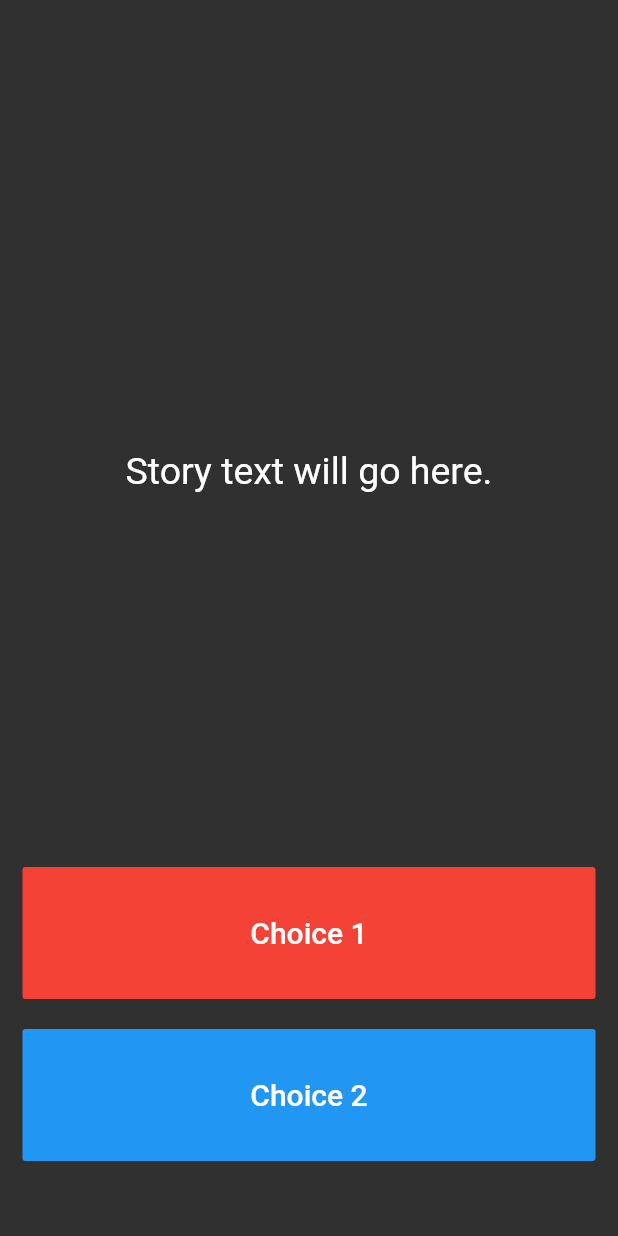
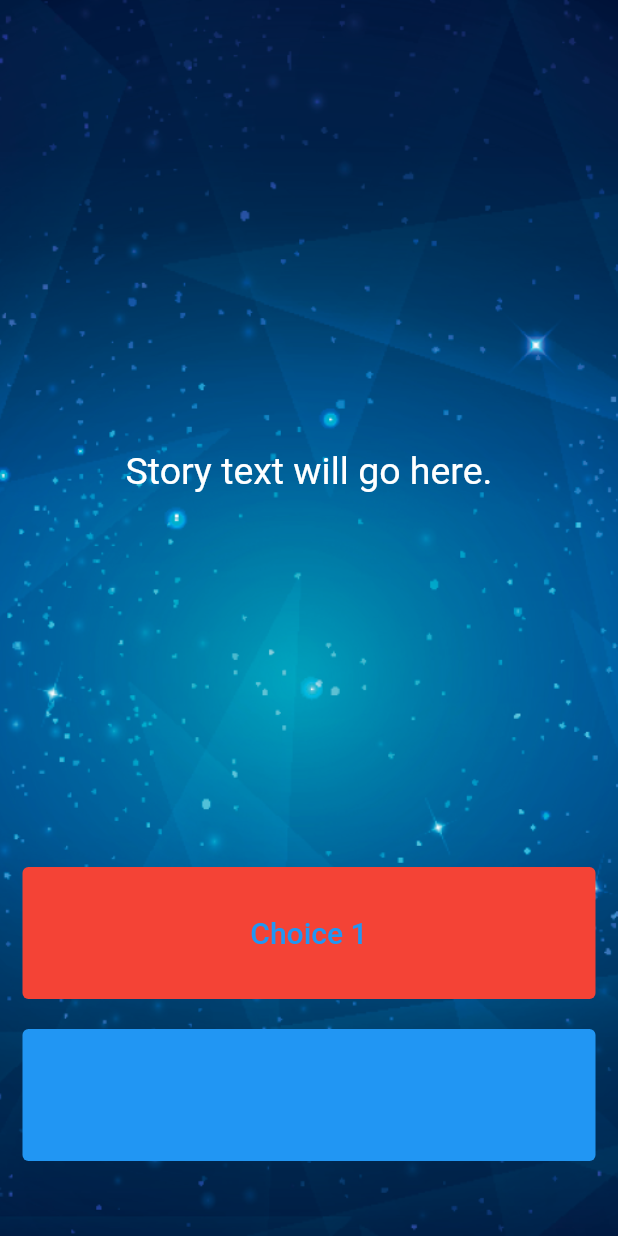
Before and after one commit to Lichyo/Destini, a Flutter app: the screen it shows after launch, on a phone screen of 412 x 824 dp. Run offline on Flutter 3.47's test engine with Material 2 defaults, Android fonts, the phone set to English and light mode, and no system bars.

Commit message:
Put on background image, and cover all the Screen.

```diff
--- a/lib/main.dart
+++ b/lib/main.dart
@@ -25,6 +25,12 @@ class _StoryPageState extends State<StoryPage> {
     return Scaffold(
       body: Container(
         //TODO: Step 1 - Add background.png to this Container as a background image.
+        decoration: BoxDecoration(
+          image: DecorationImage(
+            image: AssetImage('images/background.png'),
+            fit: BoxFit.cover,  // cover all the screen
+          ),
+        ),
         padding: EdgeInsets.symmetric(vertical: 50.0, horizontal: 15.0),
         constraints: BoxConstraints.expand(),
         child: SafeArea(
@@ -45,12 +51,14 @@ class _StoryPageState extends State<StoryPage> {
               ),
               Expanded(
                 flex: 2,
-                child: FlatButton(
+                child: TextButton(
                   onPressed: () {
                     //Choice 1 made by user.
                     //TODO: Step 18 - Call the nextStory() method from storyBrain and pass the number 1 as the choice made by the user.
                   },
-                  color: Colors.red,
+                  style: TextButton.styleFrom(
+                    backgroundColor: Colors.red,
+                  ),
                   child: Text(
                     //TODO: Step 13 - Use the storyBrain to get the text for choice 1.
                     'Choice 1',
@@ -67,12 +75,14 @@ class _StoryPageState extends State<StoryPage> {
                 flex: 2,
                 //TODO: Step 26 - Use a Flutter Visibility Widget to wrap this FlatButton.
                 //TODO: Step 28 - Set the "visible" property of the Visibility Widget to equal the output from the buttonShouldBeVisible() method in the storyBrain.
-                child: FlatButton(
+                child: TextButton(
                   onPressed: () {
                     //Choice 2 made by user.
                     //TODO: Step 19 - Call the nextStory() method from storyBrain and pass the number 2 as the choice made by the user.
                   },
-                  color: Colors.blue,
+                  style: TextButton.styleFrom(
+                    backgroundColor: Colors.blue,
+                  ),
                   child: Text(
                     //TODO: Step 14 - Use the storyBrain to get the text for choice 2.
                     'Choice 2',
```
Also changed, not shown: 6 other files.
